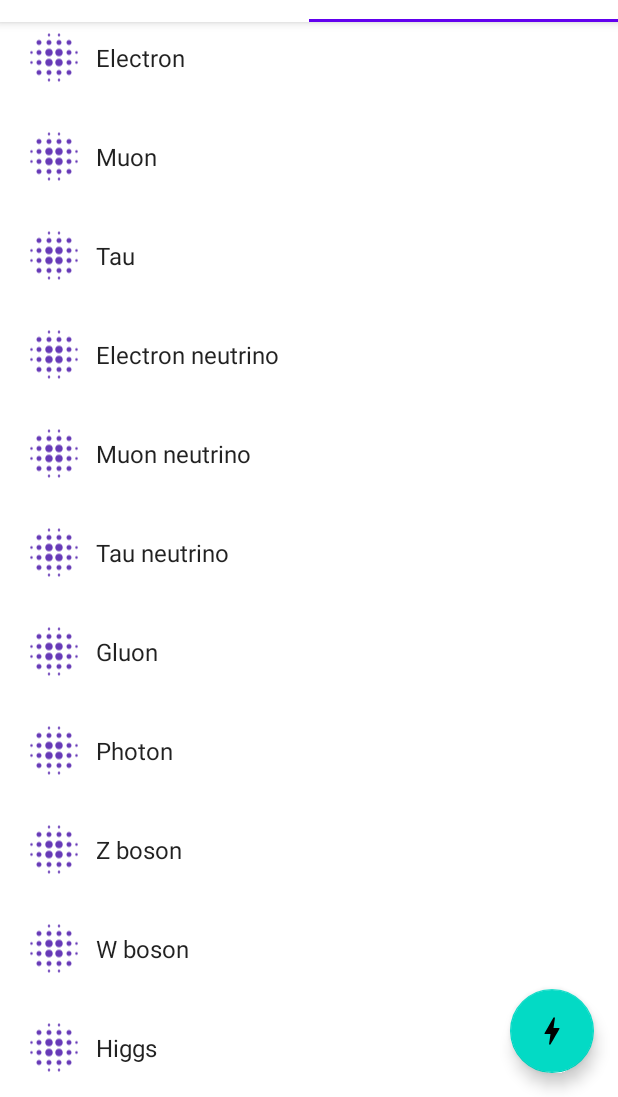
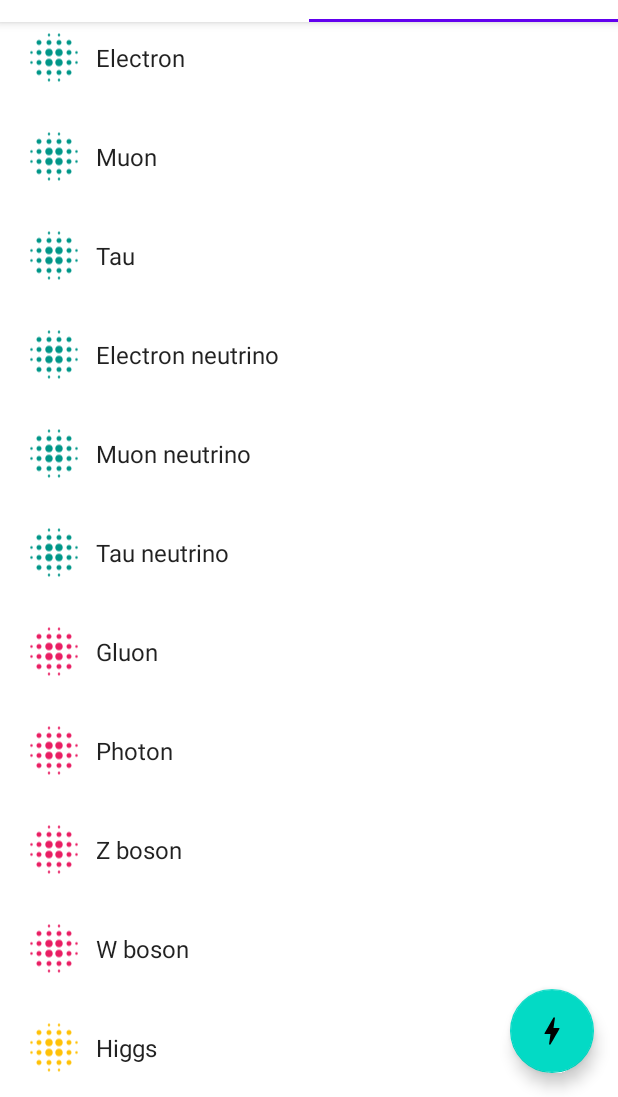
Before and after one commit to pau-enti/enti-particles, an Android app: the screen it shows after launch (MainActivity), tab 2 chosen, scrolled down 405 dp, on a phone screen of 412 x 824 dp, the part 139-1236 px from its top. Run offline under Robolectric (Android 15) with nearby library versions, the phone set to English and light mode, and no system bars.

Commit message:
Implemented particles colors, decimals with 3 values only, comment code

```diff
--- a/app/src/main/java/com/example/particles_example_app/data/Particle.kt
+++ b/app/src/main/java/com/example/particles_example_app/data/Particle.kt
@@ -16,10 +16,19 @@ data class Particle(
 ) {
 
     // Second constructor with optional parameters
-    constructor(name: String, family: Family): this(name, family, Random.nextDouble(),Random.nextDouble(),Random.nextDouble())
+    constructor(name: String, family: Family) : this(
+        name,
+        family,
+        getRandomValue(),
+        getRandomValue(),
+        getRandomValue()
+    )
 
     enum class Family {
         QUARK, LEPTON, GAUGE_BOSON, SCALAR_BOSON
     }
 
+    companion object {
+        private fun getRandomValue(): Double = Random.nextInt(0, 999) / 1000.0
+    }
 }
--- a/app/src/main/java/com/example/particles_example_app/ui/particles_list/ParticleRecyclerViewAdapter.kt
+++ b/app/src/main/java/com/example/particles_example_app/ui/particles_list/ParticleRecyclerViewAdapter.kt
@@ -1,40 +1,58 @@
 package com.example.particles_example_app.ui.particles_list
 
+import android.content.Context
 import android.view.LayoutInflater
 import android.view.View
 import android.view.ViewGroup
+import android.widget.ImageView
 import android.widget.TextView
 import androidx.recyclerview.widget.RecyclerView
 import com.example.particles_example_app.R
 import com.example.particles_example_app.data.Particle
+import com.example.particles_example_app.toast
 
 
 /**
  * Adapter que presenta una llista de particules
  */
-class ParticleRecyclerViewAdapter(private val particles: List<Particle>) :
+class ParticleRecyclerViewAdapter(val context: Context, private val particles: List<Particle>) :
     RecyclerView.Adapter<ParticleRecyclerViewAdapter.ViewHolder>() {
 
     override fun onCreateViewHolder(parent: ViewGroup, viewType: Int): ViewHolder {
         val view = LayoutInflater.from(parent.context)
             .inflate(R.layout.fragment_item, parent, false)
+        // Assignem el layout al ViewHolder
         return ViewHolder(view)
     }
 
     override fun onBindViewHolder(holder: ViewHolder, position: Int) {
-        val item = particles[position]
-        holder.idView.text = item.name
-        holder.contentView.text = ""//item.mass.toString()
+        val particle = particles[position]
+
+        // Set name
+        holder.name.text = particle.name
+
+        // Set color
+        // It selects the ID of the color in function of the family of this particle
+        val color = when (particle.family) {
+            Particle.Family.QUARK -> R.color.quarks
+            Particle.Family.LEPTON -> R.color.leptons
+            Particle.Family.GAUGE_BOSON -> R.color.gauge_bosons
+            Particle.Family.SCALAR_BOSON-> R.color.higgs
+        }
+        // It converts the ID to the properly color and set it to the image
+        holder.image.setColorFilter(context.getColor(color))
+
+        // Set on item click listener
+        holder.view.setOnClickListener {
+            // Sabem que es mostrarà "bé" perquè Particle és un data class
+            context.toast(particle.toString())
+        }
     }
 
     override fun getItemCount(): Int = particles.size
 
-    inner class ViewHolder(view: View) : RecyclerView.ViewHolder(view) {
-        val idView: TextView = view.findViewById(R.id.name)
-        val contentView: TextView = view.findViewById(R.id.family)
-
-        override fun toString(): String {
-            return super.toString() + " '" + contentView.text + "'"
-        }
+    inner class ViewHolder(val view: View) : RecyclerView.ViewHolder(view) {
+        val name: TextView = view.findViewById(R.id.particleName)
+        val image: ImageView = view.findViewById(R.id.particleImage)
     }
 }
--- a/app/src/main/java/com/example/particles_example_app/ui/particles_list/ParticlesFragment.kt
+++ b/app/src/main/java/com/example/particles_example_app/ui/particles_list/ParticlesFragment.kt
@@ -17,8 +17,12 @@ class ParticlesFragment : Fragment() {
         val view = inflater.inflate(R.layout.fragment_item_list, container, false)
 
         // Set the adapter
-        if (view is RecyclerView)
-            view.adapter = ParticleRecyclerViewAdapter(Particles)
+        if (view is RecyclerView) {
+            context?.let {
+                // Només utilitzo el context si no és null; sino, finalitzo activity
+                view.adapter = ParticleRecyclerViewAdapter(it, Particles)
+            } ?: activity?.finish()
+        }
 
         return view
     }
--- a/app/src/main/res/layout/fragment_item.xml
+++ b/app/src/main/res/layout/fragment_item.xml
@@ -10,7 +10,7 @@
     android:focusable="true">
 
     <ImageView
-        android:id="@+id/imageView2"
+        android:id="@+id/particleImage"
         android:layout_width="40dp"
         android:layout_height="50dp"
         android:layout_marginStart="16dp"
@@ -23,25 +23,14 @@
         app:tint="#673AB7" />
 
     <TextView
-        android:id="@+id/name"
+        android:id="@+id/particleName"
         android:layout_width="wrap_content"
         android:layout_height="wrap_content"
         android:layout_marginStart="8dp"
         android:text="Up"
         android:textAppearance="?attr/textAppearanceListItem"
-        app:layout_constraintBottom_toBottomOf="@+id/imageView2"
-        app:layout_constraintStart_toEndOf="@+id/imageView2"
-        app:layout_constraintTop_toTopOf="@+id/imageView2" />
-
-    <TextView
-        android:id="@+id/family"
-        android:layout_width="wrap_content"
-        android:layout_height="wrap_content"
-        android:layout_marginEnd="16dp"
-        android:text="Quark"
-        android:textAppearance="?attr/textAppearanceListItem"
-        app:layout_constraintBottom_toBottomOf="@+id/name"
-        app:layout_constraintEnd_toEndOf="parent"
-        app:layout_constraintTop_toTopOf="@+id/name" />
+        app:layout_constraintBottom_toBottomOf="@+id/particleImage"
+        app:layout_constraintStart_toEndOf="@+id/particleImage"
+        app:layout_constraintTop_toTopOf="@+id/particleImage" />
 
 </androidx.constraintlayout.widget.ConstraintLayout>
--- a/app/src/main/res/values/colors.xml
+++ b/app/src/main/res/values/colors.xml
@@ -7,4 +7,12 @@
     <color name="teal_700">#FF018786</color>
     <color name="black">#FF000000</color>
     <color name="white">#FFFFFFFF</color>
+
+
+    <color name="quarks">#673AB7</color>
+    <color name="leptons">#009688</color>
+    <color name="gauge_bosons">#E91E63</color>
+    <color name="higgs">#FFC107</color>
+
+
 </resources>
```
